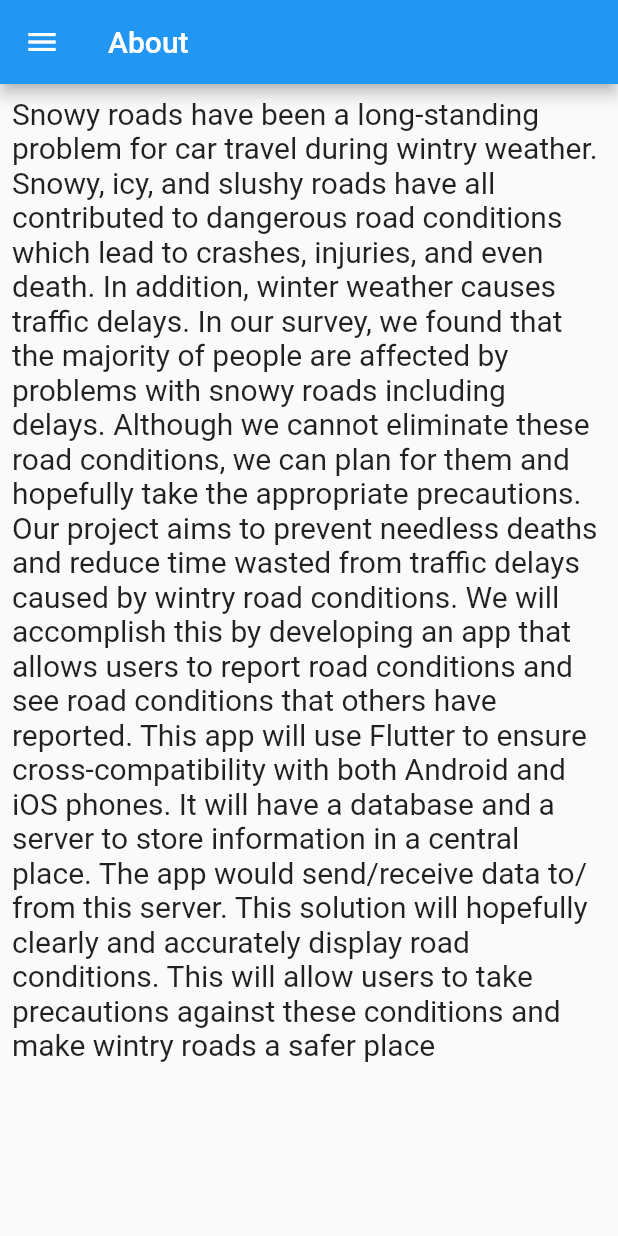
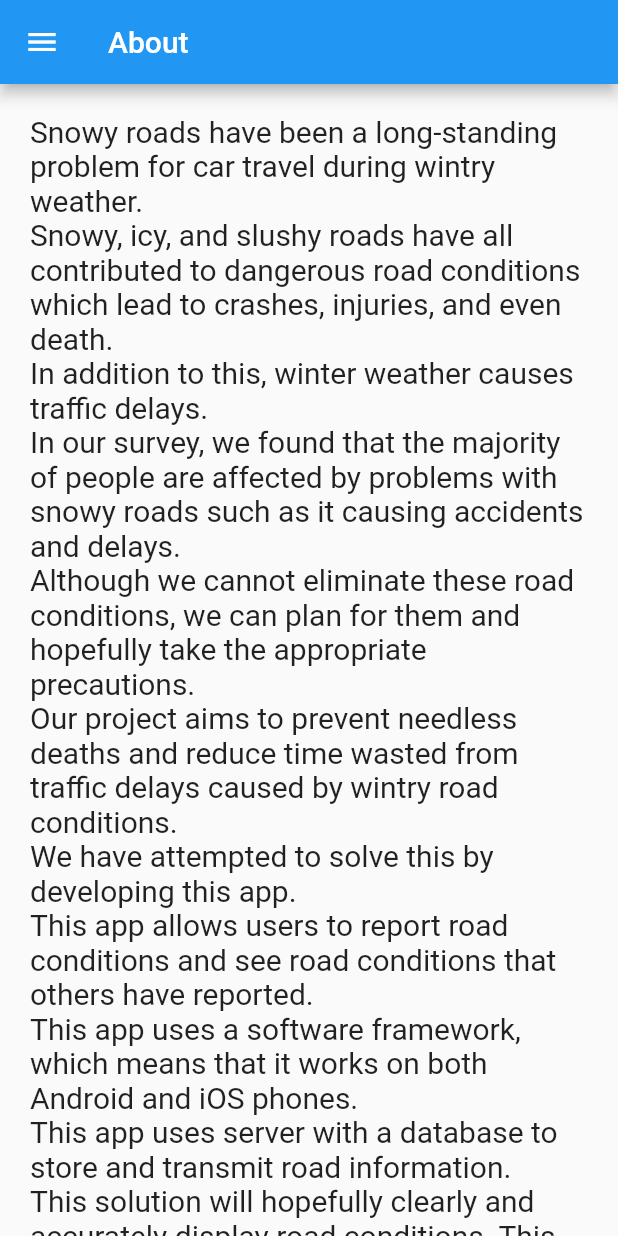
Before and after one commit to lookfirstdrivelater/lfdl-app, a Flutter app: the AboutPage screen opened by its route, on a phone screen of 412 x 824 dp. Run offline on Flutter 3.47's test engine with Material 2 defaults, Android fonts, the phone set to English and light mode, and no system bars; our stand-ins replace convert, flutter_map, latlong, location; missing offline and left inert: queries.

Commit message:
[debug] Fixed stuff

```diff
--- a/lib/pages/about_page.dart
+++ b/lib/pages/about_page.dart
@@ -3,7 +3,6 @@ import 'package:flutter/material.dart';
 import '../drawer.dart';
 
 class AboutPage extends StatefulWidget {
-
   @override
   State createState() => AboutPageState();
 
@@ -15,20 +14,31 @@ class AboutPageState extends State<AboutPage> {
   void initState() {
     super.initState();
   }
+
   @override
   Widget build(BuildContext context) {
     return Scaffold(
-      appBar: AppBar(
-        title: Text("About"),
-      ),
-      drawer: buildDrawer(context, AboutPage.route),
-      body: Padding(
-        padding: EdgeInsets.all(8.0),
-        child: Text(
-            "Snowy roads have been a long-standing problem for car travel during wintry weather. Snowy, icy, and slushy roads have all contributed to dangerous road conditions which lead to crashes, injuries, and even death. In addition, winter weather causes traffic delays. In our survey, we found that the majority of people are affected by problems with snowy roads including delays. Although we cannot eliminate these road conditions, we can plan for them and hopefully take the appropriate precautions. Our project aims to prevent needless deaths and reduce time wasted from traffic delays caused by wintry road conditions. We will accomplish this by developing an app that allows users to report road conditions and see road conditions that others have reported. This app will use Flutter to ensure cross-compatibility with both Android and iOS phones. It will have a database and a server to store information in a central place. The app would send/receive data to/from this server. This solution will hopefully clearly and accurately display road conditions. This will allow users to take precautions against these conditions and make wintry roads a safer place",
-            style: TextStyle(fontSize: 20)
+        appBar: AppBar(
+          title: Text("About"),
         ),
-      ),
-    );
+        drawer: buildDrawer(context, AboutPage.route),
+        body: SingleChildScrollView(
+          child: Padding(
+            padding: EdgeInsets.all(20.0),
+              child: Text(
+                    "Snowy roads have been a long-standing problem for car travel during wintry weather.\n"
+                    "Snowy, icy, and slushy roads have all contributed to dangerous road conditions which lead to crashes, injuries, and even death.\n"
+                        "In addition to this, winter weather causes traffic delays.\n"
+                        "In our survey, we found that the majority of people are affected by problems with snowy roads such as it causing accidents and delays.\n"
+                        "Although we cannot eliminate these road conditions, we can plan for them and hopefully take the appropriate precautions.\n"
+                        "Our project aims to prevent needless deaths and reduce time wasted from traffic delays caused by wintry road conditions.\n"
+                        "We have attempted to solve this by developing this app.\n"
+                        "This app allows users to report road conditions and see road conditions that others have reported.\n"
+                        "This app uses a software framework, which means that it works on both Android and iOS phones.\n"
+                        "This app uses server with a database to store and transmit road information.\n"
+                        "This solution will hopefully clearly and accurately display road conditions. This will allow users to take precautions against these conditions and make wintry roads a safer place",
+                style: TextStyle(fontSize: 20)),
+          ),
+        ));
   }
 }
```
Also changed, not shown: lib/events.dart (+10 -3 lines), lib/pages/map_page.dart (+3 -16 lines), lib/pages/report_page.dart (+127 -45 lines), lib/server.dart (+4 -3 lines), lib/utils.dart (+19 -3 lines).
